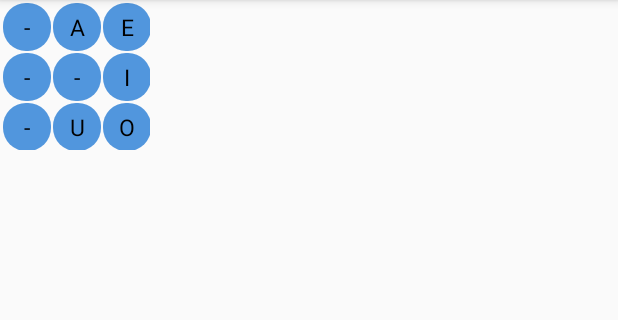
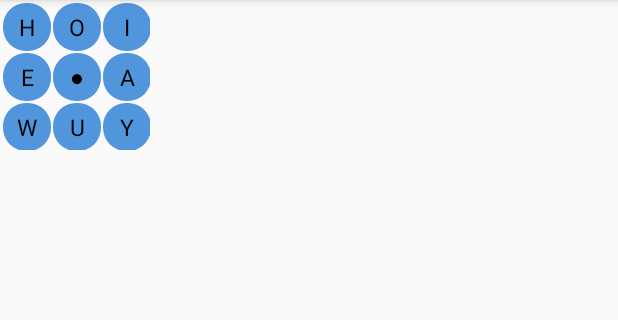
Before and after one commit to thebluewhale/android-projects, an Android app: the layout gesture_guide.xml on its own in the app's theme, with its tools: preview values and no code run, on a phone screen of 412 x 824 dp, the part 84-404 px from its top. Run offline under Robolectric (Android 15) with nearby library versions, the light colour scheme and no system bars.

Commit message:
Vowel key is modified

```diff
--- a/MyKeyboard/app/src/main/res/layout/gesture_guide.xml
+++ b/MyKeyboard/app/src/main/res/layout/gesture_guide.xml
@@ -6,22 +6,10 @@
     <TableRow>
         <TextView
             style="@style/GestureGuide.Cell"
-            android:text="-" />
+            android:text="H" />
         <TextView
             style="@style/GestureGuide.Cell"
-            android:text="A" />
-        <TextView
-            style="@style/GestureGuide.Cell"
-            android:text="E" />
-    </TableRow>
-
-    <TableRow>
-        <TextView
-            style="@style/GestureGuide.Cell"
-            android:text="-" />
-        <TextView
-            style="@style/GestureGuide.Cell"
-            android:text="-" />
+            android:text="O" />
         <TextView
             style="@style/GestureGuide.Cell"
             android:text="I" />
@@ -30,13 +18,25 @@
     <TableRow>
         <TextView
             style="@style/GestureGuide.Cell"
-            android:text="-" />
+            android:text="E" />
+        <TextView
+            style="@style/GestureGuide.Cell"
+            android:text="●" />
+        <TextView
+            style="@style/GestureGuide.Cell"
+            android:text="A" />
+    </TableRow>
+
+    <TableRow>
+        <TextView
+            style="@style/GestureGuide.Cell"
+            android:text="W" />
         <TextView
             style="@style/GestureGuide.Cell"
             android:text="U" />
         <TextView
             style="@style/GestureGuide.Cell"
-            android:text="O" />
+            android:text="Y" />
     </TableRow>
 
 </TableLayout>
```
Also changed, not shown: MyKeyboard/app/src/main/java/com/example/mykeyboard/Keyboard.java (+16 -4 lines).
